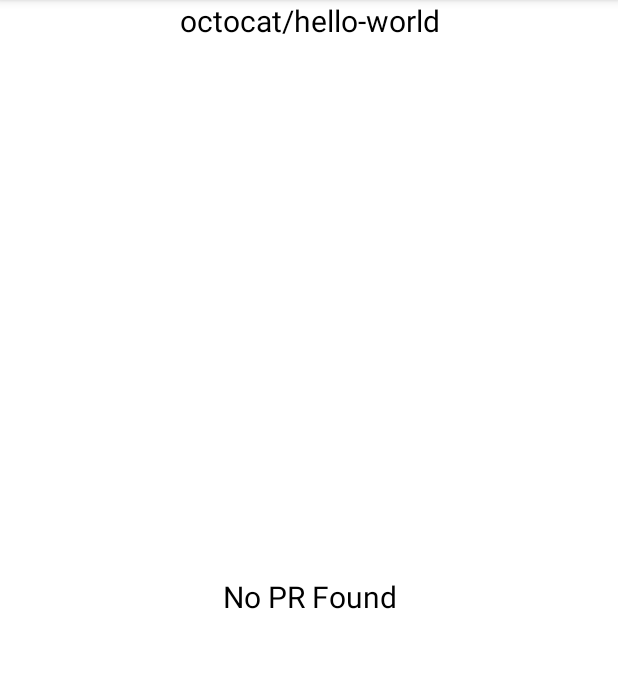
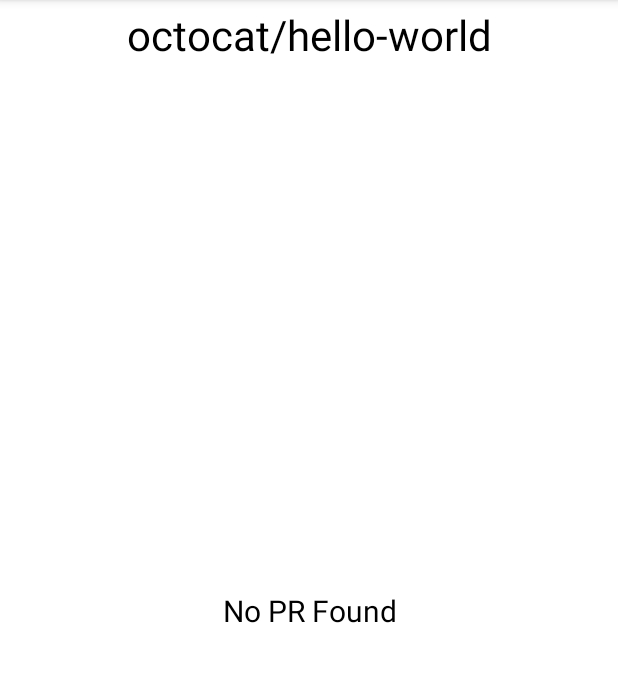
Before and after one commit to i-vishi/github-pr-android-app, an Android app: the screen it shows after launch (MainActivity), on a phone screen of 412 x 824 dp, the part 84-766 px from its top. Run offline under Robolectric (Android 15) with nearby library versions, the phone set to English and light mode, and no system bars.

Commit message:
fixed title

```diff
--- a/app/src/main/res/layout/main_fragment.xml
+++ b/app/src/main/res/layout/main_fragment.xml
@@ -11,9 +11,12 @@
         android:id="@+id/main_title"
         android:layout_width="match_parent"
         android:layout_height="wrap_content"
+        android:fontFamily="sans-serif-thin"
+        android:padding="4dp"
         android:textAlignment="center"
         android:textColor="@color/black"
-        android:textSize="20sp"
+        android:textSize="28sp"
+        android:textStyle="bold"
         app:layout_constraintEnd_toEndOf="parent"
         app:layout_constraintStart_toStartOf="parent"
         app:layout_constraintTop_toTopOf="parent"
```
